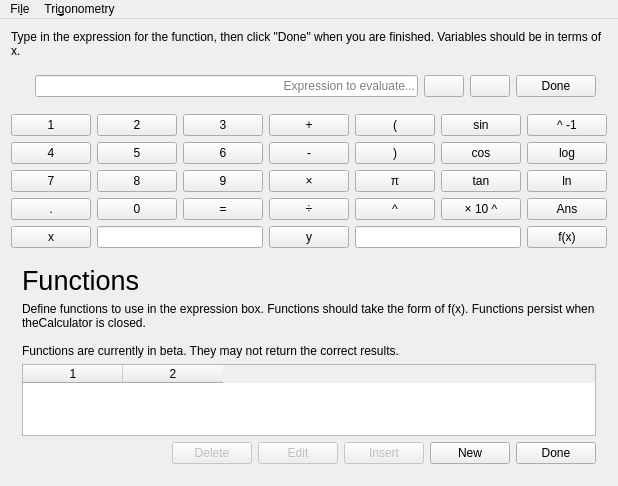
Qt form mainwindow.ui (theCheeseboard/thecalculator) before a commit.
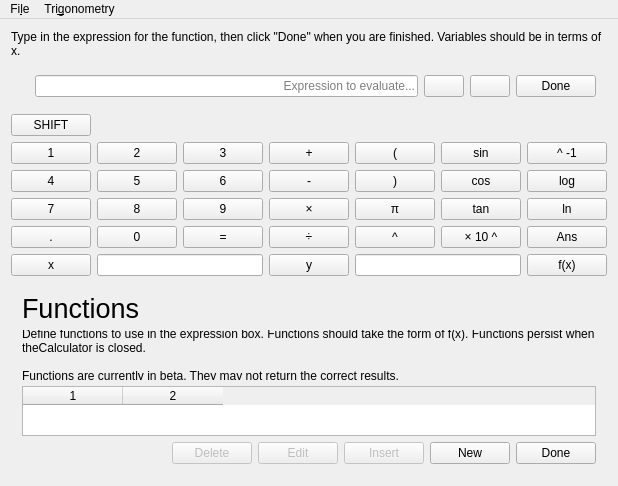
The same form after that commit. Icons and pictures are not drawn.

Commit message: Square Root support

```diff
--- a/mainwindow.ui
+++ b/mainwindow.ui
@@ -19,230 +19,230 @@
   </property>
   <widget class="QWidget" name="centralWidget">
    <layout class="QGridLayout" name="gridLayout">
-    <item row="7" column="6">
+    <item row="8" column="3">
+     <widget class="QPushButton" name="yButton">
+      <property name="text">
+       <string>y</string>
+      </property>
+     </widget>
+    </item>
+    <item row="8" column="6">
      <widget class="QPushButton" name="functionsButton">
       <property name="text">
        <string>f(x)</string>
       </property>
      </widget>
     </item>
-    <item row="5" column="0">
+    <item row="6" column="0">
      <widget class="QPushButton" name="sevenButton">
       <property name="text">
        <string>7</string>
       </property>
      </widget>
     </item>
-    <item row="4" column="5">
+    <item row="5" column="5">
      <widget class="QPushButton" name="cosButton">
       <property name="text">
        <string>cos</string>
       </property>
      </widget>
     </item>
-    <item row="6" column="4">
+    <item row="7" column="4">
      <widget class="QPushButton" name="powerButton">
       <property name="text">
        <string>^</string>
       </property>
      </widget>
     </item>
-    <item row="6" column="2">
+    <item row="7" column="2">
      <widget class="QPushButton" name="evaluateButton">
       <property name="text">
        <string>=</string>
       </property>
      </widget>
     </item>
-    <item row="5" column="2">
+    <item row="6" column="2">
      <widget class="QPushButton" name="nineButton">
       <property name="text">
        <string>9</string>
       </property>
      </widget>
     </item>
-    <item row="3" column="1">
+    <item row="4" column="1">
      <widget class="QPushButton" name="twoButton">
       <property name="text">
        <string>2</string>
       </property>
      </widget>
     </item>
-    <item row="3" column="3">
+    <item row="4" column="3">
      <widget class="QPushButton" name="plusButton">
       <property name="text">
        <string>+</string>
       </property>
      </widget>
     </item>
-    <item row="4" column="3">
+    <item row="5" column="3">
      <widget class="QPushButton" name="minusButton">
       <property name="text">
        <string>-</string>
       </property>
      </widget>
     </item>
-    <item row="5" column="1">
+    <item row="6" column="1">
      <widget class="QPushButton" name="eightButton">
       <property name="text">
        <string>8</string>
       </property>
      </widget>
     </item>
-    <item row="4" column="2">
+    <item row="5" column="2">
      <widget class="QPushButton" name="sixButton">
       <property name="text">
        <string>6</string>
       </property>
      </widget>
     </item>
-    <item row="6" column="1">
+    <item row="7" column="1">
      <widget class="QPushButton" name="zeroButton">
       <property name="text">
        <string>0</string>
       </property>
      </widget>
     </item>
-    <item row="4" column="1">
+    <item row="5" column="1">
      <widget class="QPushButton" name="fiveButton">
       <property name="text">
        <string>5</string>
       </property>
      </widget>
     </item>
-    <item row="3" column="0">
+    <item row="4" column="0">
      <widget class="QPushButton" name="oneButton">
       <property name="text">
        <string>1</string>
       </property>
      </widget>
     </item>
-    <item row="6" column="0">
+    <item row="7" column="0">
      <widget class="QPushButton" name="pointButton">
       <property name="text">
        <string>.</string>
       </property>
      </widget>
     </item>
-    <item row="4" column="0">
+    <item row="5" column="0">
      <widget class="QPushButton" name="fourButton">
       <property name="text">
        <string>4</string>
       </property>
      </widget>
     </item>
-    <item row="3" column="4">
+    <item row="4" column="4">
      <widget class="QPushButton" name="openBracketButton">
       <property name="text">
        <string>(</string>
       </property>
      </widget>
     </item>
-    <item row="3" column="2">
+    <item row="4" column="2">
      <widget class="QPushButton" name="threeButton">
       <property name="text">
        <string>3</string>
       </property>
      </widget>
     </item>
-    <item row="5" column="3">
+    <item row="6" column="3">
      <widget class="QPushButton" name="multiplyButton">
       <property name="text">
        <string>×</string>
       </property>
      </widget>
     </item>
-    <item row="6" column="3">
+    <item row="7" column="3">
      <widget class="QPushButton" name="divideButton">
       <property name="text">
        <string>÷</string>
       </property>
      </widget>
     </item>
-    <item row="5" column="4">
+    <item row="6" column="4">
      <widget class="QPushButton" name="piButton">
       <property name="text">
        <string>π</string>
       </property>
      </widget>
     </item>
-    <item row="4" column="4">
+    <item row="5" column="4">
      <widget class="QPushButton" name="closeBracketButton">
       <property name="text">
        <string>)</string>
       </property>
      </widget>
     </item>
-    <item row="5" column="5">
+    <item row="6" column="5">
      <widget class="QPushButton" name="tanButton">
       <property name="text">
        <string>tan</string>
       </property>
      </widget>
     </item>
-    <item row="6" column="5">
+    <item row="7" column="5">
      <widget class="QPushButton" name="exponentButton">
       <property name="text">
        <string>× 10 ^</string>
       </property>
      </widget>
     </item>
-    <item row="3" column="6">
+    <item row="4" column="6">
      <widget class="QPushButton" name="reciporicalButton">
       <property name="text">
        <string>^ -1</string>
       </property>
      </widget>
     </item>
-    <item row="4" column="6">
+    <item row="5" column="6">
      <widget class="QPushButton" name="logButton">
       <property name="text">
        <string>log</string>
       </property>
      </widget>
     </item>
-    <item row="6" column="6">
+    <item row="7" column="6">
      <widget class="QPushButton" name="AnsButton">
       <property name="text">
        <string>Ans</string>
       </property>
      </widget>
     </item>
-    <item row="5" column="6">
+    <item row="6" column="6">
      <widget class="QPushButton" name="lnButton">
       <property name="text">
        <string>ln</string>
       </property>
      </widget>
     </item>
-    <item row="3" column="5">
+    <item row="4" column="5">
      <widget class="QPushButton" name="sinButton">
       <property name="text">
        <string>sin</string>
       </property>
      </widget>
     </item>
-    <item row="7" column="0">
+    <item row="8" column="0">
      <widget class="QPushButton" name="xButton">
       <property name="text">
        <string>x</string>
       </property>
      </widget>
     </item>
-    <item row="7" column="1" colspan="2">
+    <item row="8" column="1" colspan="2">
      <widget class="QLineEdit" name="xInput"/>
     </item>
-    <item row="7" column="3">
-     <widget class="QPushButton" name="yButton">
-      <property name="text">
-       <string>y</string>
-      </property>
-     </widget>
-    </item>
-    <item row="7" column="4" colspan="2">
+    <item row="8" column="4" colspan="2">
      <widget class="QLineEdit" name="yInput"/>
     </item>
-    <item row="8" column="0" colspan="7">
+    <item row="9" column="0" colspan="7">
      <widget class="QFrame" name="functionsFrame">
       <property name="autoFillBackground">
        <bool>true</bool>
@@ -467,6 +467,16 @@
       </property>
      </spacer>
     </item>
+    <item row="3" column="0">
+     <widget class="QPushButton" name="shiftButton">
+      <property name="text">
+       <string>SHIFT</string>
+      </property>
+      <property name="checkable">
+       <bool>true</bool>
+      </property>
+     </widget>
+    </item>
    </layout>
   </widget>
   <widget class="QMenuBar" name="menuBar">
```
The commit also changes 2 other files.
